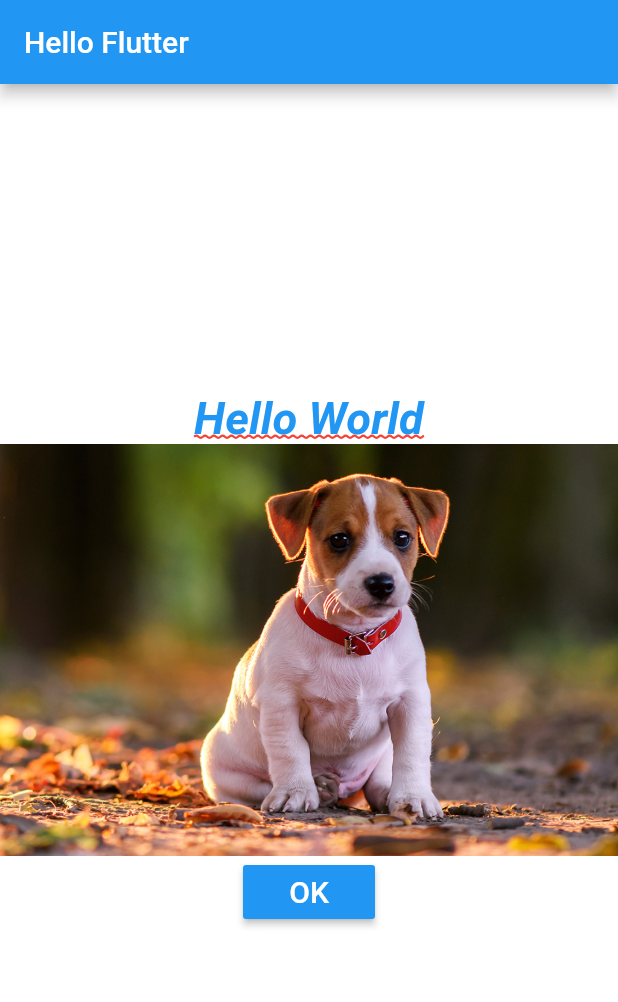
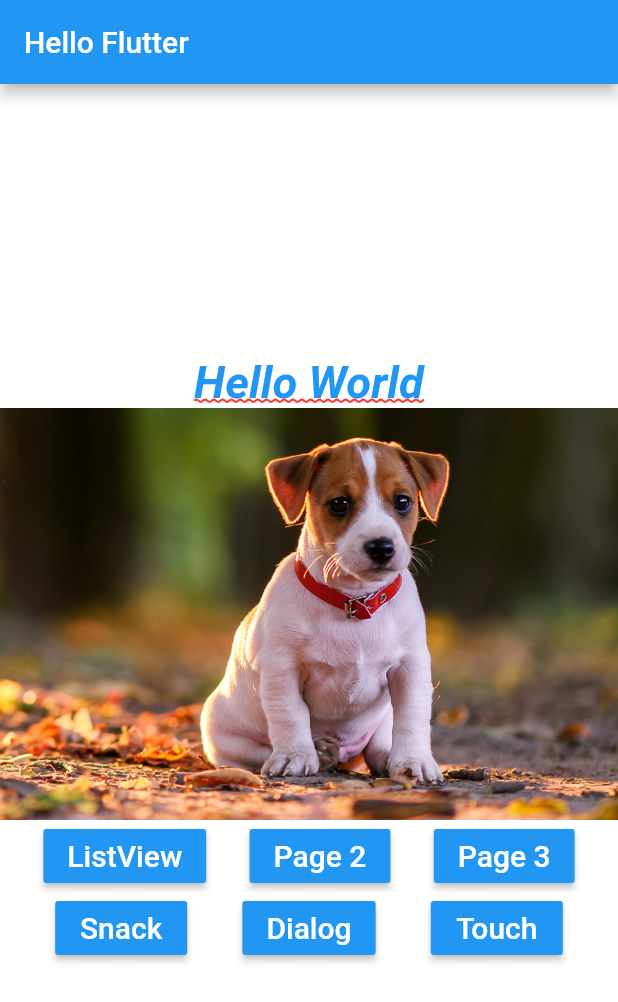
Before and after one commit to tharlesamaro/flutter-estudo-basico-sobre-layout, a Flutter app: the screen it shows after launch, on a phone screen of 412 x 824 dp. Shown: the top 1002 px of the screen. Run offline on Flutter 3.47's test engine with Material 2 defaults, Android fonts, the phone set to English and light mode, and no system bars.

Commit message:
Refatorando botões com a propriedade Column

```diff
--- a/lib/home_page.dart
+++ b/lib/home_page.dart
@@ -15,20 +15,37 @@ class HomePage extends StatelessWidget {
   }
 
   _body(context) {
-
     return Container(
       color: Colors.white,
       child: Column(
         mainAxisAlignment: MainAxisAlignment.center,
-        children: <Widget>[
-          _text(),
-          _img(),
-          _button()
-        ],
+        children: <Widget>[_text(), _img(), _buttons()],
       ),
     );
   }
 
+  _buttons() {
+    return Column(
+      children: <Widget>[
+        Row(
+          mainAxisAlignment: MainAxisAlignment.spaceEvenly,
+          children: <Widget>[
+            _button("ListView"),
+            _button("Page 2"),
+            _button("Page 3"),
+          ],
+        ),
+        Row(
+          mainAxisAlignment: MainAxisAlignment.spaceEvenly,
+          children: <Widget>[
+            _button("Snack"),
+            _button("Dialog"),
+            _button("Touch"),
+          ],
+        ),
+      ],
+    );
+  }
 
   _text() {
     return Text(
@@ -52,11 +69,11 @@ class HomePage extends StatelessWidget {
     );
   }
 
-  _button() {
+  _button(String text) {
     return RaisedButton(
       color: Colors.blue,
       child: Text(
-        "OK",
+        text,
         style: TextStyle(
           color: Colors.white,
           fontSize: 20,
```
